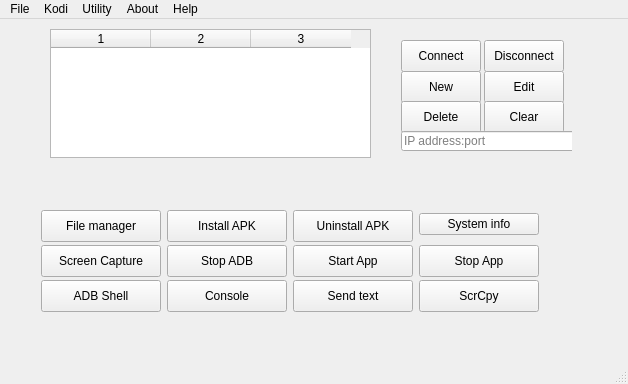
This is mainwindow.ui in Eliminater74/adblink as Qt 5 draws it before an edit. The edited form follows.
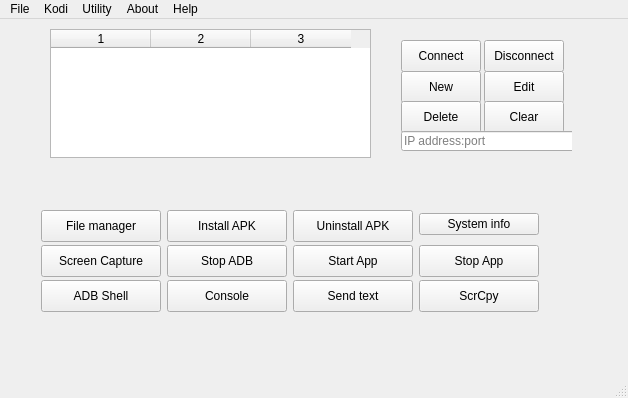
This is the edited form.

Commit message: dead code removal, app permission conditional fokodi/notkodi

What changed in the file:
```diff
--- a/mainwindow.ui
+++ b/mainwindow.ui
@@ -7,7 +7,7 @@
     <x>0</x>
     <y>0</y>
     <width>628</width>
-    <height>384</height>
+    <height>398</height>
    </rect>
   </property>
   <property name="sizePolicy">
@@ -887,7 +887,7 @@
      </rect>
     </property>
    </widget>
-   <widget class="QWidget" name="">
+   <widget class="QWidget" name="layoutWidget">
     <property name="geometry">
      <rect>
       <x>390</x>
```
Left out of the diff: 2 changed lines with no effect on the pictures. The commit also changes 2 other files.
